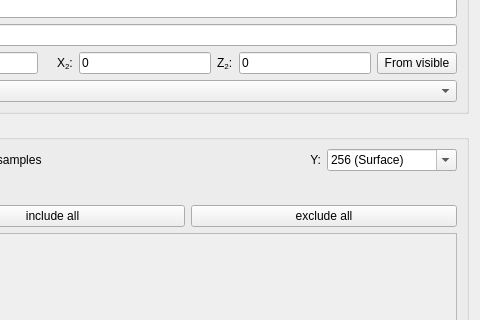
Above: src/conditiondialog.ui from FragrantResult186/cubiomes-viewer-bedrock before the change; both pictures show x 375 to 855 and y 205 to 525 of the 855 by 748 pixel window. Below: the same form after it.
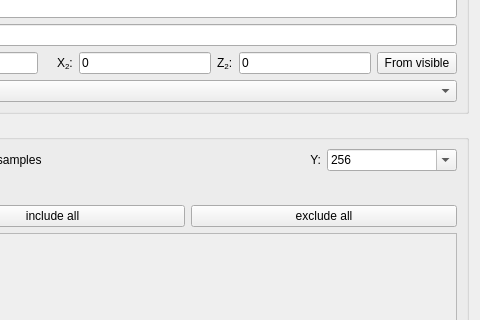
That is the form after the change. The open tabs and pages were chosen to show the change. Icons and pictures are not drawn. Custom widgets are drawn as their Qt base class.

```diff
--- a/src/conditiondialog.ui
+++ b/src/conditiondialog.ui
@@ -658,7 +658,7 @@
                 </property>
                 <item>
                  <property name="text">
-                  <string>256 (Surface)</string>
+                  <string>256</string>
                  </property>
                 </item>
                 <item>
```
Left out of the diff: 14 changed lines with no effect on the pictures.
